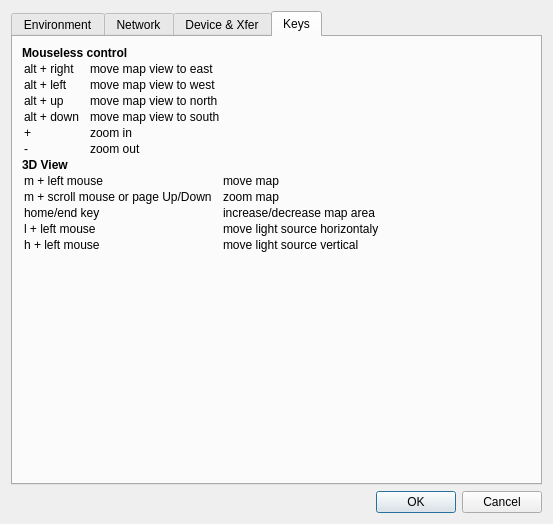
This is src/IDlgConfig.ui in ntruchsess/QLandkarteGT as Qt 5 draws it before an edit. The edited form follows.
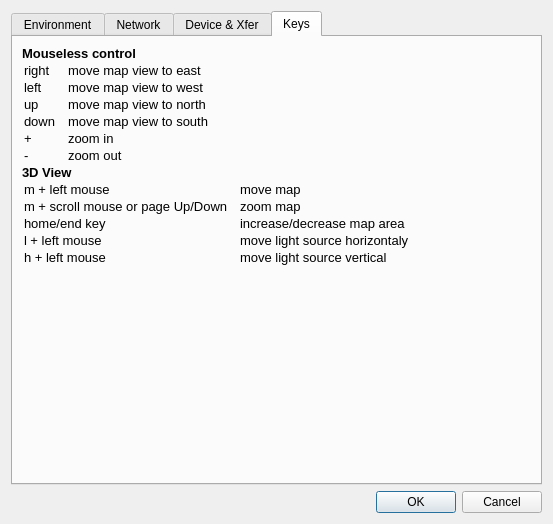
This is the edited form. The open tabs and pages were chosen to show the change.

Commit message: fix menu für different qt styles

Patch:
```diff
--- a/src/IDlgConfig.ui
+++ b/src/IDlgConfig.ui
@@ -407,16 +407,91 @@
        <item>
         <widget class="QLabel" name="label_2" >
          <property name="text" >
-          <string>&lt;b>Mouseless control&lt;/b>
-&lt;table>&lt;tr>&lt;td>alt + right&lt;/td>&lt;td>&amp;nbsp;&amp;nbsp;&lt;/td>&lt;td>move map view to east&lt;/td>&lt;tr>&lt;td>alt + left&lt;/td>&lt;td>&amp;nbsp;&amp;nbsp;&lt;/td>&lt;td>move map view to west&lt;/td>&lt;tr>&lt;td>alt + up&lt;/td>&lt;td>&amp;nbsp;&amp;nbsp;&lt;/td>&lt;td>move map view to north&lt;/td>&lt;tr>&lt;td>alt + down&lt;/td>&lt;td>&amp;nbsp;&amp;nbsp;&lt;/td>&lt;td>move map view to south&lt;/td>&lt;tr>&lt;td>+&lt;/td>&lt;td>&amp;nbsp;&amp;nbsp;&lt;/td>&lt;td>zoom in&lt;/td>&lt;tr>&lt;td>-&lt;/td>&lt;td>&amp;nbsp;&amp;nbsp;&lt;/td>&lt;td>zoom out&lt;/td>&lt;/table>
-&lt;b>3D View&lt;/b>
-&lt;table>
-&lt;tr>&lt;td>m + left mouse&lt;/td>&lt;td>&amp;nbsp;&amp;nbsp;&lt;/td>&lt;td>move map&lt;/td>
-&lt;tr>&lt;td>m + scroll mouse or page Up/Down&lt;/td>&lt;td>&amp;nbsp;&amp;nbsp;&lt;/td>&lt;td>zoom map&lt;/td>
-&lt;tr>&lt;td>home/end key&lt;/td>&lt;td>&amp;nbsp;&amp;nbsp;&lt;/td>&lt;td>increase/decrease map area&lt;/td>
-&lt;tr>&lt;td>l + left mouse&lt;/td>&lt;td>&amp;nbsp;&amp;nbsp;&lt;/td>&lt;td>move light source horizontaly&lt;/td>
-&lt;tr>&lt;td>h + left mouse&lt;/td>&lt;td>&amp;nbsp;&amp;nbsp;&lt;/td>&lt;td>move light source vertical&lt;/td>
-&lt;/table></string>
+          <string>&lt;!DOCTYPE HTML PUBLIC "-//W3C//DTD HTML 4.0//EN" "http://www.w3.org/TR/REC-html40/strict.dtd">
+&lt;html>&lt;head>&lt;meta name="qrichtext" content="1" />&lt;style type="text/css">
+p, li { white-space: pre-wrap; }
+&lt;/style>&lt;/head>&lt;body style=" font-family:'Sans Serif'; font-size:10pt; font-weight:400; font-style:normal;">
+&lt;p style=" margin-top:0px; margin-bottom:0px; margin-left:0px; margin-right:0px; -qt-block-indent:0; text-indent:0px;">&lt;span style=" font-weight:600;">Mouseless control&lt;/span> &lt;/p>
+&lt;table border="0" style=" margin-top:0px; margin-bottom:0px; margin-left:0px; margin-right:0px;" cellspacing="2" cellpadding="0">
+&lt;tr>
+&lt;td>
+&lt;p style=" margin-top:0px; margin-bottom:0px; margin-left:0px; margin-right:0px; -qt-block-indent:0; text-indent:0px;">right&lt;/p>&lt;/td>
+&lt;td>
+&lt;p style=" margin-top:0px; margin-bottom:0px; margin-left:0px; margin-right:0px; -qt-block-indent:0; text-indent:0px;">  &lt;/p>&lt;/td>
+&lt;td>
+&lt;p style=" margin-top:0px; margin-bottom:0px; margin-left:0px; margin-right:0px; -qt-block-indent:0; text-indent:0px;">move map view to east&lt;/p>&lt;/td>&lt;/tr>
+&lt;tr>
+&lt;td>
+&lt;p style=" margin-top:0px; margin-bottom:0px; margin-left:0px; margin-right:0px; -qt-block-indent:0; text-indent:0px;">left&lt;/p>&lt;/td>
+&lt;td>
+&lt;p style=" margin-top:0px; margin-bottom:0px; margin-left:0px; margin-right:0px; -qt-block-indent:0; text-indent:0px;">  &lt;/p>&lt;/td>
+&lt;td>
+&lt;p style=" margin-top:0px; margin-bottom:0px; margin-left:0px; margin-right:0px; -qt-block-indent:0; text-indent:0px;">move map view to west&lt;/p>&lt;/td>&lt;/tr>
+&lt;tr>
+&lt;td>
+&lt;p style=" margin-top:0px; margin-bottom:0px; margin-left:0px; margin-right:0px; -qt-block-indent:0; text-indent:0px;">up&lt;/p>&lt;/td>
+&lt;td>
+&lt;p style=" margin-top:0px; margin-bottom:0px; margin-left:0px; margin-right:0px; -qt-block-indent:0; text-indent:0px;">  &lt;/p>&lt;/td>
+&lt;td>
+&lt;p style=" margin-top:0px; margin-bottom:0px; margin-left:0px; margin-right:0px; -qt-block-indent:0; text-indent:0px;">move map view to north&lt;/p>&lt;/td>&lt;/tr>
+&lt;tr>
+&lt;td>
+&lt;p style=" margin-top:0px; margin-bottom:0px; margin-left:0px; margin-right:0px; -qt-block-indent:0; text-indent:0px;">down&lt;/p>&lt;/td>
+&lt;td>
+&lt;p style=" margin-top:0px; margin-bottom:0px; margin-left:0px; margin-right:0px; -qt-block-indent:0; text-indent:0px;">  &lt;/p>&lt;/td>
+&lt;td>
+&lt;p style=" margin-top:0px; margin-bottom:0px; margin-left:0px; margin-right:0px; -qt-block-indent:0; text-indent:0px;">move map view to south&lt;/p>&lt;/td>&lt;/tr>
+&lt;tr>
+&lt;td>
+&lt;p style=" margin-top:0px; margin-bottom:0px; margin-left:0px; margin-right:0px; -qt-block-indent:0; text-indent:0px;">+&lt;/p>&lt;/td>
+&lt;td>
+&lt;p style=" margin-top:0px; margin-bottom:0px; margin-left:0px; margin-right:0px; -qt-block-indent:0; text-indent:0px;">  &lt;/p>&lt;/td>
+&lt;td>
+&lt;p style=" margin-top:0px; margin-bottom:0px; margin-left:0px; margin-right:0px; -qt-block-indent:0; text-indent:0px;">zoom in&lt;/p>&lt;/td>&lt;/tr>
+&lt;tr>
+&lt;td>
+&lt;p style=" margin-top:0px; margin-bottom:0px; margin-left:0px; margin-right:0px; -qt-block-indent:0; text-indent:0px;">-&lt;/p>&lt;/td>
+&lt;td>
+&lt;p style=" margin-top:0px; margin-bottom:0px; margin-left:0px; margin-right:0px; -qt-block-indent:0; text-indent:0px;">  &lt;/p>&lt;/td>
+&lt;td>
+&lt;p style=" margin-top:0px; margin-bottom:0px; margin-left:0px; margin-right:0px; -qt-block-indent:0; text-indent:0px;">zoom out&lt;/p>&lt;/td>&lt;/tr>&lt;/table>
+&lt;p style=" margin-top:0px; margin-bottom:0px; margin-left:0px; margin-right:0px; -qt-block-indent:0; text-indent:0px;">&lt;span style=" font-weight:600;">3D View&lt;/span> &lt;/p>
+&lt;table border="0" style=" margin-top:0px; margin-bottom:0px; margin-left:0px; margin-right:0px;" cellspacing="2" cellpadding="0">
+&lt;tr>
+&lt;td>
+&lt;p style=" margin-top:0px; margin-bottom:0px; margin-left:0px; margin-right:0px; -qt-block-indent:0; text-indent:0px;">m + left mouse&lt;/p>&lt;/td>
+&lt;td>
+&lt;p style=" margin-top:0px; margin-bottom:0px; margin-left:0px; margin-right:0px; -qt-block-indent:0; text-indent:0px;">  &lt;/p>&lt;/td>
+&lt;td>
+&lt;p style=" margin-top:0px; margin-bottom:0px; margin-left:0px; margin-right:0px; -qt-block-indent:0; text-indent:0px;">move map&lt;/p>&lt;/td>&lt;/tr>
+&lt;tr>
+&lt;td>
+&lt;p style=" margin-top:0px; margin-bottom:0px; margin-left:0px; margin-right:0px; -qt-block-indent:0; text-indent:0px;">m + scroll mouse or page Up/Down&lt;/p>&lt;/td>
+&lt;td>
+&lt;p style=" margin-top:0px; margin-bottom:0px; margin-left:0px; margin-right:0px; -qt-block-indent:0; text-indent:0px;">  &lt;/p>&lt;/td>
+&lt;td>
+&lt;p style=" margin-top:0px; margin-bottom:0px; margin-left:0px; margin-right:0px; -qt-block-indent:0; text-indent:0px;">zoom map&lt;/p>&lt;/td>&lt;/tr>
+&lt;tr>
+&lt;td>
+&lt;p style=" margin-top:0px; margin-bottom:0px; margin-left:0px; margin-right:0px; -qt-block-indent:0; text-indent:0px;">home/end key&lt;/p>&lt;/td>
+&lt;td>
+&lt;p style=" margin-top:0px; margin-bottom:0px; margin-left:0px; margin-right:0px; -qt-block-indent:0; text-indent:0px;">  &lt;/p>&lt;/td>
+&lt;td>
+&lt;p style=" margin-top:0px; margin-bottom:0px; margin-left:0px; margin-right:0px; -qt-block-indent:0; text-indent:0px;">increase/decrease map area&lt;/p>&lt;/td>&lt;/tr>
+&lt;tr>
+&lt;td>
+&lt;p style=" margin-top:0px; margin-bottom:0px; margin-left:0px; margin-right:0px; -qt-block-indent:0; text-indent:0px;">l + left mouse&lt;/p>&lt;/td>
+&lt;td>
+&lt;p style=" margin-top:0px; margin-bottom:0px; margin-left:0px; margin-right:0px; -qt-block-indent:0; text-indent:0px;">  &lt;/p>&lt;/td>
+&lt;td>
+&lt;p style=" margin-top:0px; margin-bottom:0px; margin-left:0px; margin-right:0px; -qt-block-indent:0; text-indent:0px;">move light source horizontaly&lt;/p>&lt;/td>&lt;/tr>
+&lt;tr>
+&lt;td>
+&lt;p style=" margin-top:0px; margin-bottom:0px; margin-left:0px; margin-right:0px; -qt-block-indent:0; text-indent:0px;">h + left mouse&lt;/p>&lt;/td>
+&lt;td>
+&lt;p style=" margin-top:0px; margin-bottom:0px; margin-left:0px; margin-right:0px; -qt-block-indent:0; text-indent:0px;">  &lt;/p>&lt;/td>
+&lt;td>
+&lt;p style=" margin-top:0px; margin-bottom:0px; margin-left:0px; margin-right:0px; -qt-block-indent:0; text-indent:0px;">move light source vertical&lt;/p>&lt;/td>&lt;/tr>&lt;/table>&lt;/body>&lt;/html></string>
          </property>
          <property name="alignment" >
           <set>Qt::AlignJustify|Qt::AlignTop</set>
```
Left out of the diff: 2 changed lines with no effect on the pictures. The commit also changes 2 other files.
